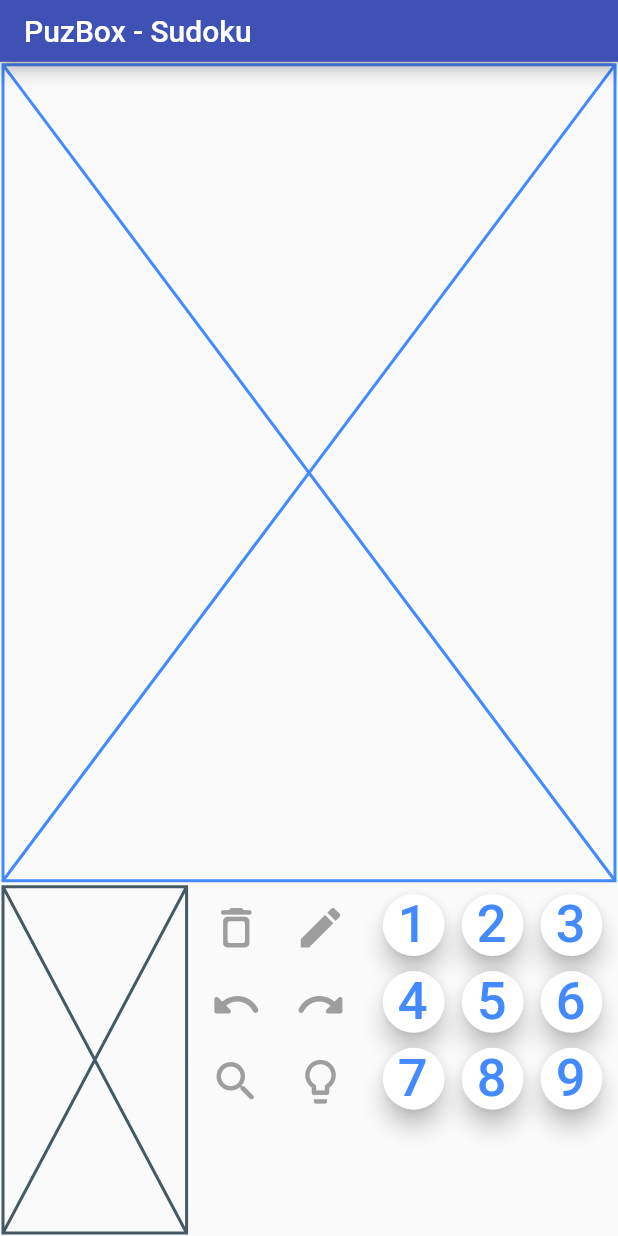
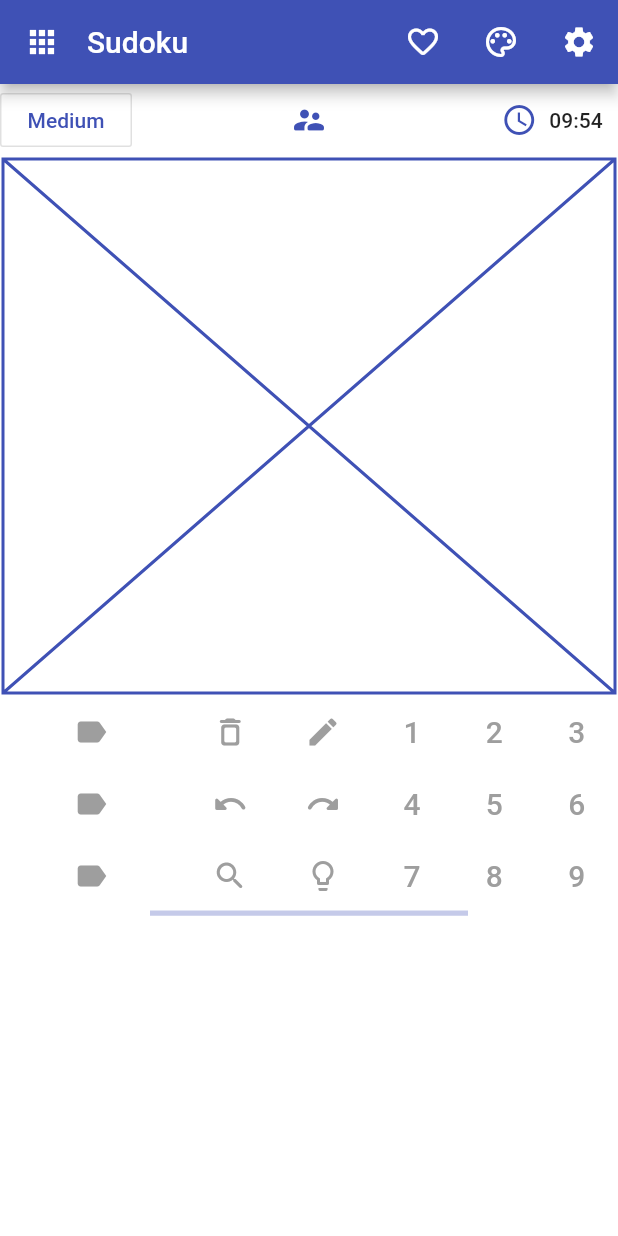
Before and after one commit to praveenellaiyan/flutter-labs, a Flutter app: the screen it shows after launch, on a phone screen of 412 x 824 dp. Run offline on Flutter 3.47's test engine with Material 2 defaults, Android fonts, the phone set to English and light mode, and no system bars; our stand-ins replace audioplayers, built_value, font_awesome_flutter, rxdart, shared_preferences, webview_flutter; generated files the repository leaves out were written again.

```diff
--- a/my_practice/lib/main.dart
+++ b/my_practice/lib/main.dart
@@ -1,4 +1,5 @@
 import 'package:flutter/material.dart';
+import 'package:flutter/rendering.dart';
 import 'package:my_practice/widgets/action_button.dart';
 import 'package:my_practice/widgets/digit_button.dart';
 
@@ -13,9 +14,10 @@ class MyApp extends StatelessWidget {
       title: 'Flutter Demo',
       theme: ThemeData(
         primaryColor: Colors.indigo,
+        canvasColor: Colors.white,
         visualDensity: VisualDensity.adaptivePlatformDensity,
       ),
-      home: SudokuPlayArea(title: 'PuzBox - Sudoku'),
+      home: SudokuPlayArea(title: 'Sudoku'),
     );
   }
 }
@@ -30,25 +32,103 @@ class SudokuPlayArea extends StatefulWidget {
 }
 
 class _SudokuPlayAreaState extends State<SudokuPlayArea> {
+  PageController _pageController;
+
+  @override
+  void initState() {
+    super.initState();
+    _pageController = PageController();
+  }
+
+  @override
+  void dispose() {
+    _pageController.dispose();
+    super.dispose();
+  }
+
   @override
   Widget build(BuildContext context) {
     return Scaffold(
       appBar: AppBar(
         title: Text(widget.title),
-          toolbarHeight: MediaQuery.of(context).size.width * 0.1,
+        actions: [
+          Padding(
+            padding: const EdgeInsets.all(2.0),
+            child: IconButton(
+              icon: Icon(Icons.favorite_border_rounded),
+              onPressed: () {},
+              splashRadius: 20.0,
+            ),
+          ),
+          Padding(
+            padding: const EdgeInsets.all(2.0),
+            child: IconButton(
+              icon: Icon(Icons.color_lens_outlined),
+              onPressed: () {},
+              splashRadius: 20.0,
+            ),
+          ),
+          Padding(
+            padding: const EdgeInsets.all(2.0),
+            child: IconButton(
+              icon: Icon(Icons.settings),
+              onPressed: () {},
+              splashRadius: 20.0,
+            ),
+          ),
+        ],
+        leading: Icon(Icons.apps_rounded),
+        titleSpacing: 2.0,
       ),
       body: Column(
+        crossAxisAlignment: CrossAxisAlignment.end,
+        mainAxisAlignment: MainAxisAlignment.start,
         children: [
-            Flexible(
-              child: SudokuBoard(),
-              flex: 7,
+          Row(
+            mainAxisAlignment: MainAxisAlignment.spaceBetween,
+            children: [
+              OutlineButton(
+                child: Text(
+                  "Medium",
+                  style: TextStyle(color: Colors.indigo),
                 ),
-            Flexible(
-              child: SudokuControl(),
-              flex: 3,
+              ),
+              Icon(
+                Icons.supervisor_account_rounded,
+                color: Colors.indigo,
+              ),
+              FlatButton.icon(
+                icon: Icon(
+                  Icons.access_time,
+                  color: Colors.indigo,
+                ),
+                label: Text(
+                  "09:54",
+                  style: TextStyle(
+                    decorationColor: Colors.indigo,
+                  ),
+                ),
+                onPressed: () {},
+                color: Colors.white70,
+                padding: const EdgeInsets.only(),
               ),
             ],
-        ));
+          ),
+          Expanded(child: SudokuBoard()),
+          Expanded(
+            child: PageView(
+                controller: _pageController,
+                scrollDirection: Axis.vertical,
+                children: [
+                  SudokuControl(),
+                  SudokuControl(),
+                ]),
+            // flex: 3,
+          ),
+        ],
+      ),
+      resizeToAvoidBottomInset: false,
+    );
   }
 }
 
@@ -63,7 +143,11 @@ class _SudokuBoardState extends State<SudokuBoard> {
     return Padding(
       padding: const EdgeInsets.all(2.0),
       child: Placeholder(
-        color: Colors.blueAccent,
+        color: Colors.indigo,
+        fallbackHeight: MediaQuery
+            .of(context)
+            .size
+            .height * 0.56,
       ),
     );
   }
@@ -72,25 +156,39 @@ class _SudokuBoardState extends State<SudokuBoard> {
 class SudokuControl extends StatelessWidget {
   @override
   Widget build(BuildContext context) {
-    return Padding(
-      padding: const EdgeInsets.all(2.0),
-      child: Row(
+    return Column(
+      // mainAxisAlignment: MainAxisAlignment.end,
+      children: [
+        Row(
           mainAxisAlignment: MainAxisAlignment.spaceBetween,
           children: [
-          Flexible(
+            Expanded(
               flex: 3,
               child: MovementControl(),
             ),
-          Flexible(
+            Expanded(
               flex: 3,
               child: HelperTool(),
             ),
-          Flexible(
+            Expanded(
               flex: 4,
               child: NumberPad(),
             )
           ],
         ),
+        Flexible(
+          child: Opacity(
+            opacity: .3,
+            child: Divider(
+              height: 2.5,
+              color: Colors.indigo,
+              thickness: 3.5,
+              endIndent: 100.0,
+              indent: 100.0,
+            ),
+          ),
+        ),
+      ],
     );
   }
 }
@@ -98,8 +196,36 @@ class SudokuControl extends StatelessWidget {
 class MovementControl extends StatelessWidget {
   @override
   Widget build(BuildContext context) {
-    return Container(
-      child: Placeholder(),
+    return Column(
+      mainAxisAlignment: MainAxisAlignment.spaceAround,
+      children: [
+        Row(
+          mainAxisAlignment: MainAxisAlignment.center,
+          children: [
+            ActionButton(Icons.label),
+            /*Transform.rotate(
+                angle: 90 * pi / 180, child: ActionButton(Icons.label)),*/
+          ],
+        ),
+        Row(
+          mainAxisAlignment: MainAxisAlignment.spaceEvenly,
+          children: [
+            /*Transform.rotate(
+                angle: 360 * pi / 180, child: ActionButton(Icons.label)),
+            Transform.rotate(
+                angle: 180 * pi / 180, child: ActionButton(Icons.label)),*/
+            ActionButton(Icons.label),
+          ],
+        ),
+        Row(
+          mainAxisAlignment: MainAxisAlignment.center,
+          children: [
+            ActionButton(Icons.label),
+            /*Transform.rotate(
+                angle: 270 * pi / 180, child: ActionButton(Icons.label)),*/
+          ],
+        ),
+      ],
     );
   }
 }
@@ -122,6 +248,7 @@ class _HelperToolState extends State<HelperTool> {
   @override
   Widget build(BuildContext context) {
     return Column(
+      mainAxisAlignment: MainAxisAlignment.spaceEvenly,
       children: [
         Row(
           mainAxisAlignment: MainAxisAlignment.spaceEvenly,
@@ -180,6 +307,7 @@ class NumberPad extends StatelessWidget {
   @override
   Widget build(BuildContext context) {
     return Column(
+      mainAxisAlignment: MainAxisAlignment.spaceEvenly,
       children: [
         Row(
           mainAxisAlignment: MainAxisAlignment.spaceEvenly,
@@ -241,7 +369,6 @@ class _AnimatedEditIconState extends AnimatedWidgetBaseState<AnimatedEditIcon> {
   }
 }
 
-
 /*
  If the begin and end color is same then lerp won't be visible
  */
--- a/my_practice/lib/widgets/action_button.dart
+++ b/my_practice/lib/widgets/action_button.dart
@@ -7,20 +7,39 @@ class ActionButton extends StatelessWidget {
 
   @override
   Widget build(BuildContext context) {
-    return Padding(
-      padding: const EdgeInsets.symmetric(vertical: 5.0, horizontal: 2.5),
+    return Expanded(
+      child: FlatButton(
+        child: Icon(
+          _iconData,
+          // size: 28.0,
+          color: Colors.grey,
+        ),
+        onPressed: () {},
+        padding: const EdgeInsets.only(right: 2.0),
+      ),
+    );
+
+    /*return Padding(
+      padding: const EdgeInsets.symmetric(vertical: 2.0, horizontal: 2.0),
       child: SizedBox(
-        width: MediaQuery.of(context).size.width * 0.1,
-        height: MediaQuery.of(context).size.width * 0.1,
-        child: IconButton(
-          icon: Icon(_iconData),
+        width: MediaQuery.of(context).size.width * 0.12,
+        height: MediaQuery.of(context).size.width * 0.12,
+        child: FlatButton(
+          child: Icon(
+            _iconData,
+            size: MediaQuery.of(context).size.width * 0.1,
+            color: Colors.grey,
+          ),
           onPressed: () {},
-          splashRadius: MediaQuery.of(context).size.width * 0.070,
-          iconSize: MediaQuery.of(context).size.width * .085,
-          color: Colors.grey,
-          padding: const EdgeInsets.symmetric(vertical: 5.0, horizontal: 2.5),
+          padding: const EdgeInsets.symmetric(
+              vertical: 2.0,
+              horizontal: 2.0
+          ),
+          shape: RoundedRectangleBorder(
+              borderRadius: BorderRadius.all(Radius.circular(MediaQuery.of(context).size.height * 0.015))
+          ),
         ),
       ),
-    );
+    );*/
   }
 }
--- a/my_practice/lib/widgets/digit_button.dart
+++ b/my_practice/lib/widgets/digit_button.dart
@@ -10,24 +10,44 @@ class NewDigitButton extends StatelessWidget {
 
   @override
   Widget build(BuildContext context) {
-    return Padding(
-      padding: const EdgeInsets.symmetric(vertical: 5.0, horizontal: 3),
+    return Expanded(
+      child: FlatButton(
+        child: Text(
+          _number,
+          style: TextStyle(
+            color: Colors.grey,
+            fontSize: 20.0,
+          ),
+          textAlign: TextAlign.center,
+        ),
+        onPressed: () {},
+      ),
+    );
+
+    /*return Padding(
+      padding: const EdgeInsets.symmetric(vertical: 2.0, horizontal: 2.0),
       child: SizedBox(
-        width: MediaQuery.of(context).size.width * 0.1,
-        height: MediaQuery.of(context).size.width * 0.1,
-        child: FloatingActionButton(
-          backgroundColor: Colors.white,
+        width: MediaQuery.of(context).size.width * 0.11,
+        height: MediaQuery.of(context).size.width * 0.12,
+        child: FlatButton(
           child: Text(
             _number,
             style: TextStyle(
-              color: Colors.blueAccent,
-              fontSize: MediaQuery.of(context).size.width * 0.085,
+              color: Colors.grey,
+              fontSize: MediaQuery.of(context).size.width * 0.1,
             ),
             textAlign: TextAlign.center,
           ),
           onPressed: () {},
+          shape: RoundedRectangleBorder(
+              borderRadius: BorderRadius.all(
+                  Radius.circular(
+                      MediaQuery.of(context).size.height * 0.015
+                  )
+              )
+          ),
         ),
       ),
-    );
+    );*/
   }
 }
```
Also changed, not shown: flutter_state_mgmt/lib/main.dart (added, +85 -0 lines), flutter_state_mgmt/lib/src/model/todo_state.dart (added, +31 -0 lines), flutter_state_mgmt/pubspec.yaml (added, +77 -0 lines), flutter_state_mgmt/pubspec.lock (added), 60 other files. Lines whose indentation alone changed are shown as unchanged.
